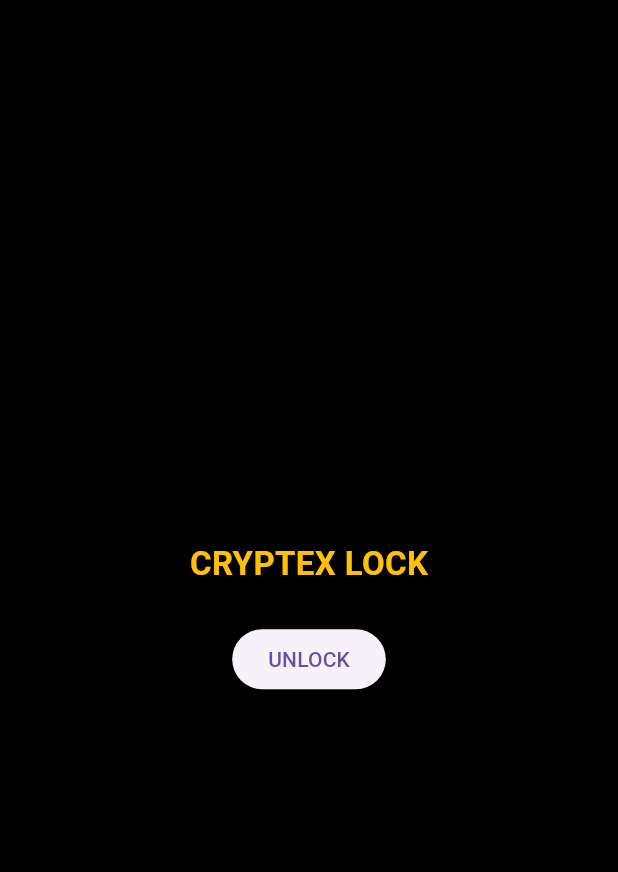
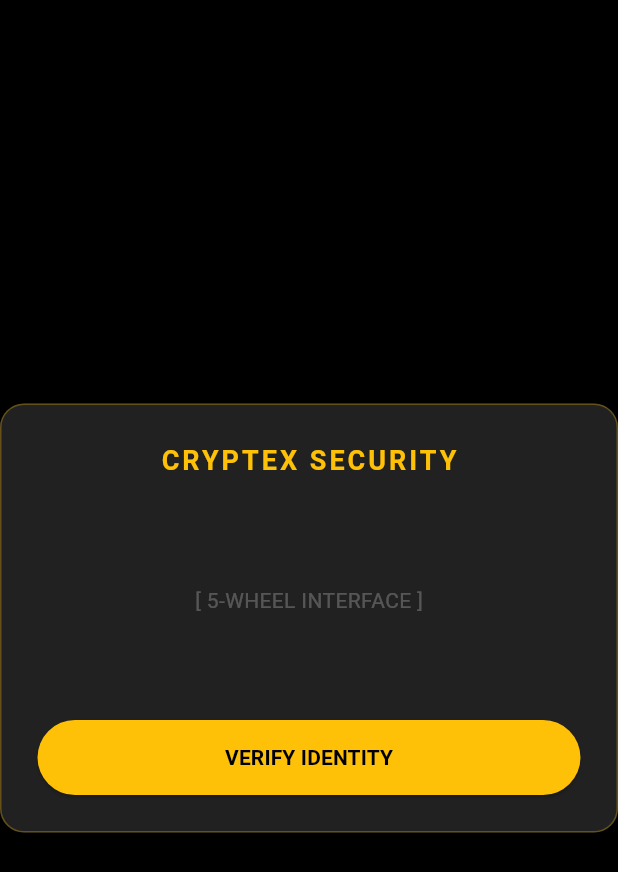
Before and after one commit to aerevo/CryptexAer, a Flutter app: the screen it shows after launch, on a phone screen of 412 x 824 dp. Shown: the top 872 px of the screen. Run offline on Flutter 3.47's test engine with Material 3 defaults, Android fonts, the phone set to English and light mode, and no system bars; our stand-ins replace sensors_plus.

Commit message:
Update cla_widget.dart

```diff
--- a/lib/cryptex_lock/src/cla_widget.dart
+++ b/lib/cryptex_lock/src/cla_widget.dart
@@ -1,3 +1,4 @@
+// lib/cryptex_lock/src/cla_widget.dart
 import 'dart:async';
 import 'package:flutter/material.dart';
 import 'package:sensors_plus/sensors_plus.dart';
@@ -24,8 +25,8 @@ class CryptexLock extends StatefulWidget {
 }
 
 class _CryptexLockState extends State<CryptexLock> {
-  late final StreamSubscription _accelSub;
-  double _shakeSum = 0;
+  StreamSubscription<AccelerometerEvent>? _accelSub;
+  double _shakeSum = 0.0;
   int _shakeCount = 0;
   late final DateTime _startTime;
 
@@ -33,65 +34,111 @@ class _CryptexLockState extends State<CryptexLock> {
   void initState() {
     super.initState();
     _startTime = DateTime.now();
+    _startListening();
+  }
 
-    _accelSub = accelerometerEvents.listen((e) {
-      final magnitude =
-          (e.x.abs() + e.y.abs() + e.z.abs()) / 3.0;
+  void _startListening() {
+    // Menggunakan accelerometerEvents dari sensors_plus
+    _accelSub = accelerometerEvents.listen((AccelerometerEvent e) {
+      // Mengira magnitud mutlak
+      final double magnitude = (e.x.abs() + e.y.abs() + e.z.abs()) / 3.0;
+
+      setState(() {
         _shakeSum += magnitude;
         _shakeCount++;
+      });
     });
   }
 
   @override
   void dispose() {
-    _accelSub.cancel();
+    _accelSub?.cancel();
     super.dispose();
   }
 
   void _attemptUnlock() {
+    // Semak sama ada perlu kunci atau tidak berdasarkan amaun
     if (!widget.controller.shouldRequireLock(widget.amount)) {
       widget.onSuccess();
       return;
     }
 
+    // Semak jika sistem sedang 'jammed'
     if (widget.controller.isJammed) {
       widget.onJammed();
       return;
     }
 
     final elapsed = DateTime.now().difference(_startTime);
-    final avgShake =
-        _shakeCount == 0 ? 0 : _shakeSum / _shakeCount;
 
+    // PENGIRAAN KRITIKAL: Pastikan hasil bahagi adalah double
+    final double avgShake = _shakeCount == 0 ? 0.0 : (_shakeSum / _shakeCount).toDouble();
+
+    // Validasi Kelakuan Manusia (Masa & Gegaran)
+    // Note: validateShake di controller mungkin perlu akses config, pastikan controller update
+    // Di sini kita hantar avgShake yang sudah pasti double
     if (!widget.controller.validateSolveTime(elapsed) ||
         !widget.controller.validateShake(avgShake)) {
+
+      // Jika gagal kriteria manusia -> anggap bot -> JAM!
       widget.controller.jam();
       widget.onJammed();
       return;
     }
 
+    // Jika semua lulus
     widget.onSuccess();
   }
 
   @override
   Widget build(BuildContext context) {
-    return Column(
+    return Container(
+      padding: const EdgeInsets.all(24),
+      decoration: BoxDecoration(
+        color: Colors.grey[900],
+        borderRadius: BorderRadius.circular(16),
+        border: Border.all(color: Colors.amber.withOpacity(0.3)),
+      ),
+      child: Column(
         mainAxisSize: MainAxisSize.min,
         children: [
           const Text(
-          'CRYPTEX LOCK',
+            'CRYPTEX SECURITY',
             style: TextStyle(
               color: Colors.amber,
-            fontSize: 22,
+              fontSize: 18,
               fontWeight: FontWeight.bold,
+              letterSpacing: 2.0,
             ),
           ),
-        const SizedBox(height: 24),
-        ElevatedButton(
+          const SizedBox(height: 30),
+          // Placeholder untuk UI Roda 5-Column (Akan datang)
+          Container(
+            height: 100,
+            alignment: Alignment.center,
+            child: const Text(
+              '[ 5-WHEEL INTERFACE ]',
+              style: TextStyle(color: Colors.white24),
+            ),
+          ),
+          const SizedBox(height: 30),
+          SizedBox(
+            width: double.infinity,
+            height: 50,
+            child: ElevatedButton(
+              style: ElevatedButton.styleFrom(
+                backgroundColor: Colors.amber,
+                foregroundColor: Colors.black,
+              ),
               onPressed: _attemptUnlock,
-          child: const Text('UNLOCK'),
+              child: const Text(
+                'VERIFY IDENTITY',
+                style: TextStyle(fontWeight: FontWeight.bold),
+              ),
+            ),
           ),
         ],
+      ),
     );
   }
 }
```
Lines whose indentation alone changed are shown as unchanged.
